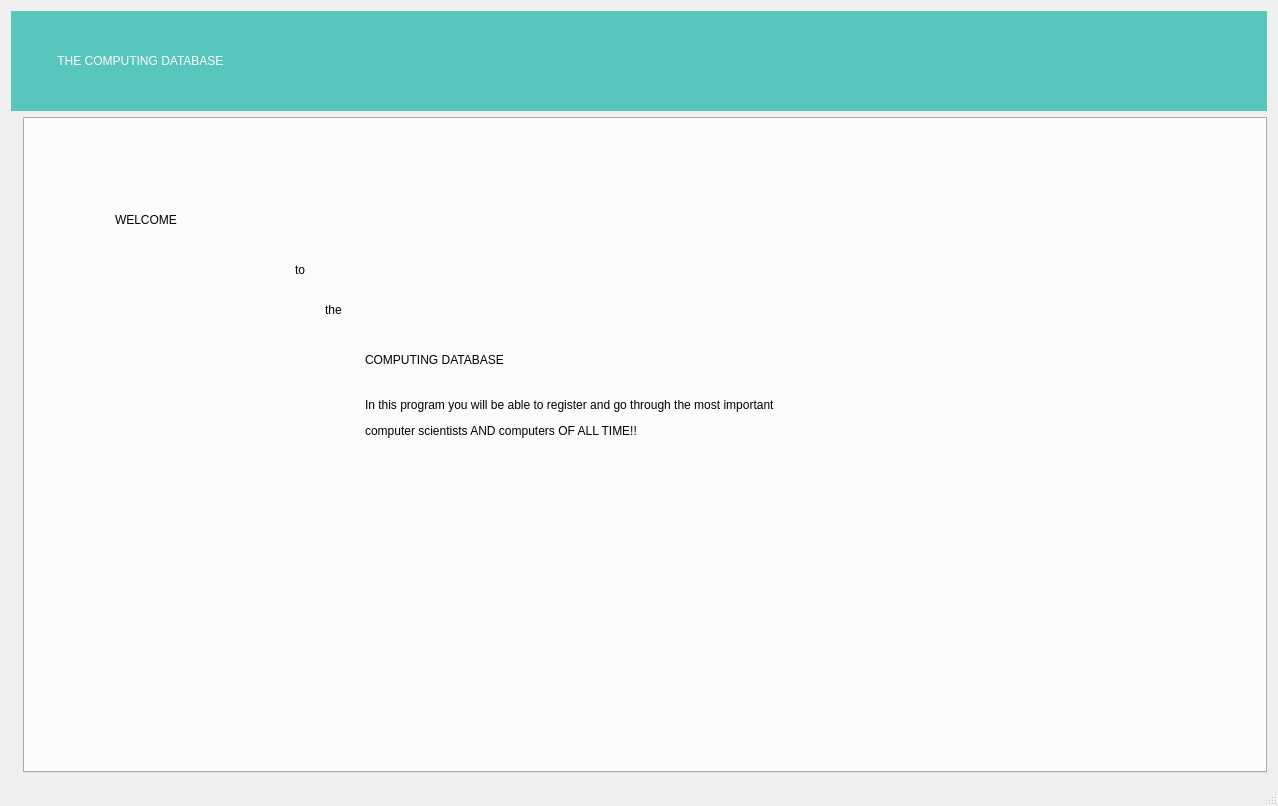
Above: mainwindow.ui from olofristen/VLN1_Skil3 before the change. Below: the same form after it.
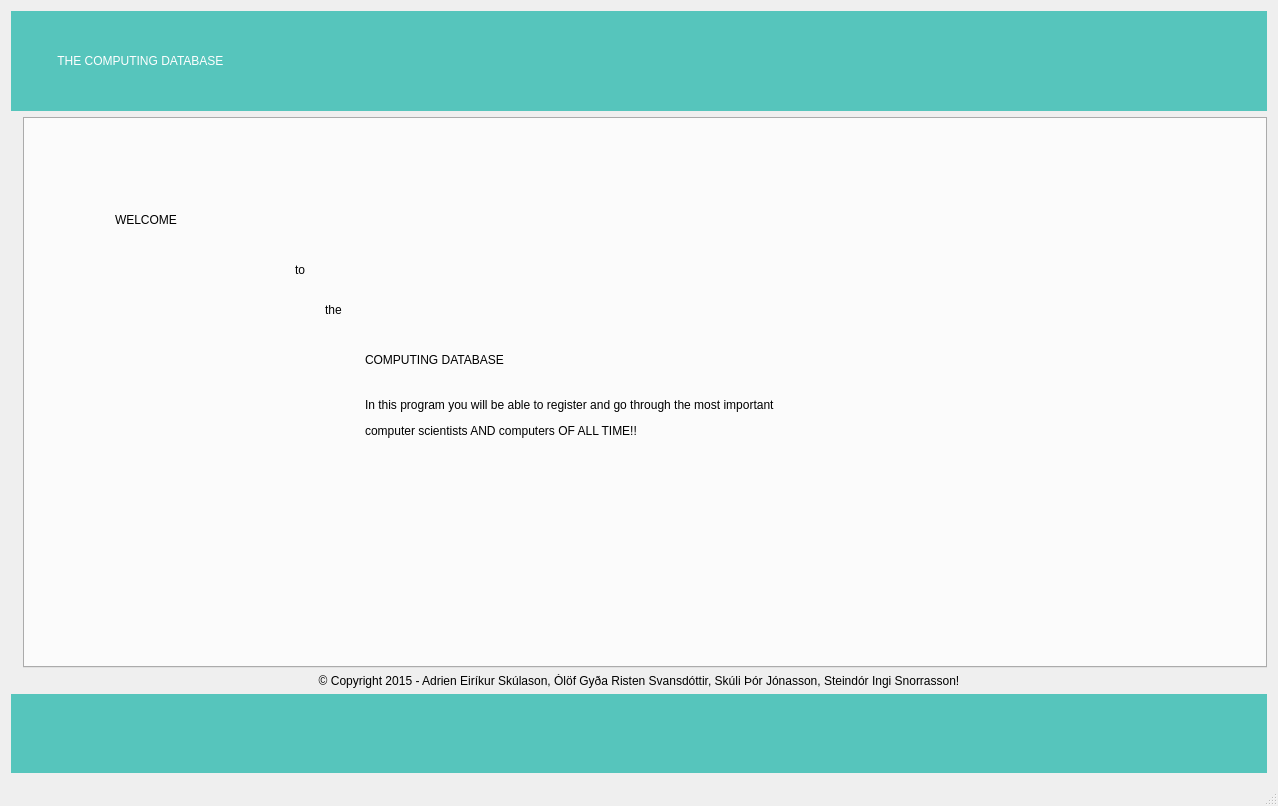
That is the form after the change. The open tabs and pages were chosen to show the change. Icons and pictures are not drawn.

Commit message: Lopapeysumunstur-footer + copyright

```diff
--- a/mainwindow.ui
+++ b/mainwindow.ui
@@ -1746,6 +1746,47 @@
       </widget>
      </widget>
     </item>
+    <item>
+     <widget class="QLabel" name="label_16">
+      <property name="layoutDirection">
+       <enum>Qt::LeftToRight</enum>
+      </property>
+      <property name="styleSheet">
+       <string notr="true">font: 10pt &quot;Agency FB&quot;;</string>
+      </property>
+      <property name="text">
+       <string>© Copyright 2015 - Adrien Eiríkur Skúlason, Ólöf Gyða Risten Svansdóttir, Skúli Þór Jónasson, Steindór Ingi Snorrasson!</string>
+      </property>
+      <property name="alignment">
+       <set>Qt::AlignCenter</set>
+      </property>
+     </widget>
+    </item>
+    <item>
+     <widget class="QLabel" name="label_15">
+      <property name="minimumSize">
+       <size>
+        <width>0</width>
+        <height>79</height>
+       </size>
+      </property>
+      <property name="maximumSize">
+       <size>
+        <width>16777215</width>
+        <height>79</height>
+       </size>
+      </property>
+      <property name="styleSheet">
+       <string notr="true">background-color: rgb(86, 197, 188);
+background-image: url(:/Buttons/octo.png);
+color: rgb(255, 255, 255);
+font: 18pt &quot;Agency FB&quot;;</string>
+      </property>
+      <property name="text">
+       <string/>
+      </property>
+     </widget>
+    </item>
    </layout>
   </widget>
   <widget class="QMenuBar" name="menuBar">
```
Left out of the diff: 2 changed lines with no effect on the pictures. The commit also changes 2 other files.
